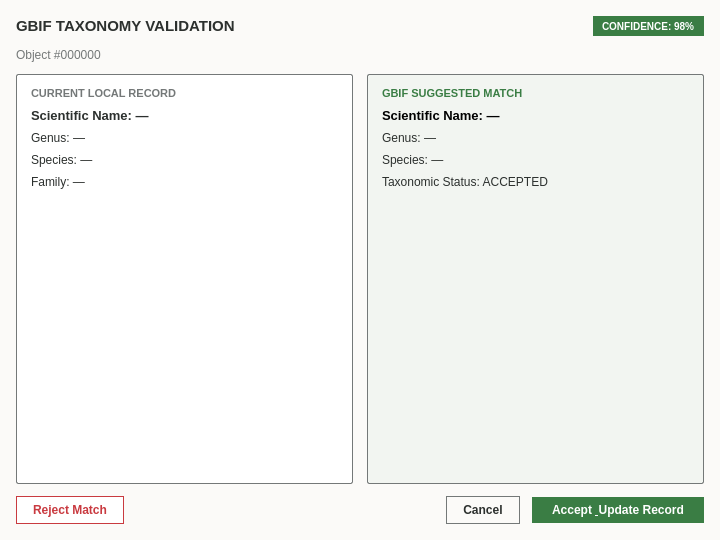
First picture: the form in qt designer/gbif_dialog.ui, repository Fr0lich/arbor, before the edit.
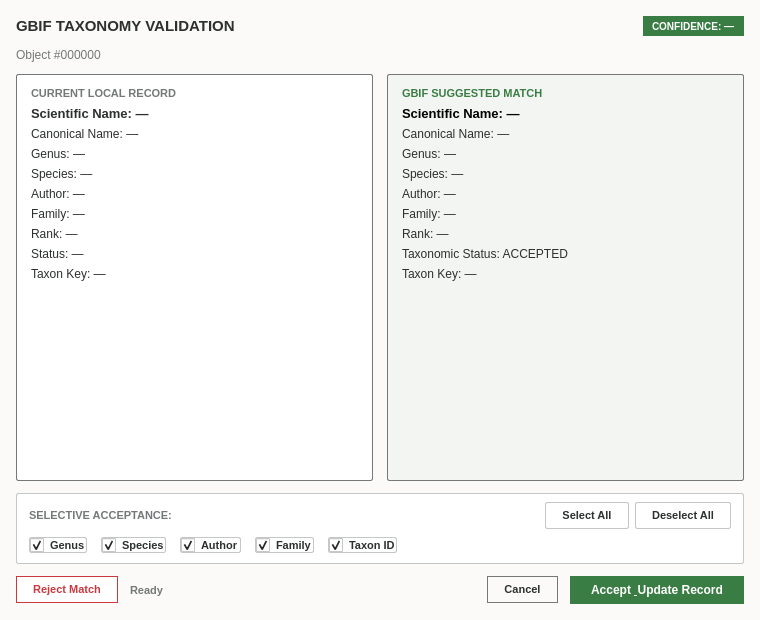
Second picture: the form after the edit.

```diff
--- a/qt designer/gbif_dialog.ui
+++ b/qt designer/gbif_dialog.ui
@@ -6,14 +6,14 @@
    <rect>
     <x>0</x>
     <y>0</y>
-    <width>720</width>
-    <height>540</height>
+    <width>760</width>
+    <height>620</height>
    </rect>
   </property>
   <property name="minimumSize">
    <size>
-    <width>600</width>
-    <height>420</height>
+    <width>660</width>
+    <height>520</height>
    </size>
   </property>
   <property name="windowTitle">
@@ -36,14 +36,23 @@
     color: #2c302e;
 }
 
+QCheckBox {
+    font-family: 'Courier New', 'JetBrains Mono', monospace;
+    font-size: 11px;
+    font-weight: bold;
+    color: #2c302e;
+    spacing: 6px;
+}
+
 QPushButton {
     background-color: #fbfaf8;
     color: #2c302e;
     border: 1px solid #747878;
     border-radius: 0px;
     padding: 6px 16px;
-    font-size: 12px;
-    font-weight: 600;
+    font-family: 'Courier New', 'JetBrains Mono', monospace;
+    font-size: 11px;
+    font-weight: bold;
 }
 QPushButton:hover {
     background-color: #e9ece5;
@@ -52,8 +61,11 @@
 QPushButton#btn_accept {
     background-color: #3a7d44;
     color: #ffffff;
-    border: none;
+    border: 1px solid #3a7d44;
     padding: 6px 20px;
+    font-family: 'Segoe UI', 'Inter', -apple-system, sans-serif;
+    font-size: 12px;
+    font-weight: bold;
 }
 QPushButton#btn_accept:hover {
     background-color: #2e6636;
@@ -116,7 +128,7 @@
         <string notr="true">background-color: #3a7d44; color: #ffffff; font-family: 'Courier New', 'JetBrains Mono', monospace; font-size: 10px; font-weight: bold; padding: 3px 6px;</string>
        </property>
        <property name="text">
-        <string>CONFIDENCE: 98%</string>
+        <string>CONFIDENCE: —</string>
        </property>
       </widget>
      </item>
@@ -147,7 +159,7 @@
        </property>
        <layout class="QVBoxLayout" name="cur_layout">
         <property name="spacing">
-         <number>8</number>
+         <number>6</number>
         </property>
         <property name="leftMargin">
          <number>14</number>
@@ -181,6 +193,16 @@
           </property>
          </widget>
         </item>
+        <item>
+         <widget class="QLabel" name="lbl_cur_canonical">
+          <property name="styleSheet">
+           <string notr="true">font-size: 12px; border: none;</string>
+          </property>
+          <property name="text">
+           <string>Canonical Name: —</string>
+          </property>
+         </widget>
+        </item>
         <item>
          <widget class="QLabel" name="lbl_cur_genus">
           <property name="styleSheet">
@@ -201,6 +223,16 @@
           </property>
          </widget>
         </item>
+        <item>
+         <widget class="QLabel" name="lbl_cur_author">
+          <property name="styleSheet">
+           <string notr="true">font-size: 12px; border: none;</string>
+          </property>
+          <property name="text">
+           <string>Author: —</string>
+          </property>
+         </widget>
+        </item>
         <item>
          <widget class="QLabel" name="lbl_cur_family">
           <property name="styleSheet">
@@ -211,6 +243,36 @@
           </property>
          </widget>
         </item>
+        <item>
+         <widget class="QLabel" name="lbl_cur_rank">
+          <property name="styleSheet">
+           <string notr="true">font-size: 12px; border: none;</string>
+          </property>
+          <property name="text">
+           <string>Rank: —</string>
+          </property>
+         </widget>
+        </item>
+        <item>
+         <widget class="QLabel" name="lbl_cur_status">
+          <property name="styleSheet">
+           <string notr="true">font-size: 12px; border: none;</string>
+          </property>
+          <property name="text">
+           <string>Status: —</string>
+          </property>
+         </widget>
+        </item>
+        <item>
+         <widget class="QLabel" name="lbl_cur_taxonkey">
+          <property name="styleSheet">
+           <string notr="true">font-size: 12px; border: none;</string>
+          </property>
+          <property name="text">
+           <string>Taxon Key: —</string>
+          </property>
+         </widget>
+        </item>
         <item>
          <spacer name="spacer_cur">
           <property name="orientation">
@@ -219,7 +281,7 @@
           <property name="sizeHint" stdset="0">
            <size>
             <width>20</width>
-            <height>40</height>
+            <height>20</height>
            </size>
           </property>
          </spacer>
@@ -237,7 +299,7 @@
        </property>
        <layout class="QVBoxLayout" name="gbif_layout">
         <property name="spacing">
-         <number>8</number>
+         <number>6</number>
         </property>
         <property name="leftMargin">
          <number>14</number>
@@ -271,6 +333,16 @@
           </property>
          </widget>
         </item>
+        <item>
+         <widget class="QLabel" name="lbl_gbif_canonical">
+          <property name="styleSheet">
+           <string notr="true">font-size: 12px; border: none;</string>
+          </property>
+          <property name="text">
+           <string>Canonical Name: —</string>
+          </property>
+         </widget>
+        </item>
         <item>
          <widget class="QLabel" name="lbl_gbif_genus">
           <property name="styleSheet">
@@ -291,6 +363,36 @@
           </property>
          </widget>
         </item>
+        <item>
+         <widget class="QLabel" name="lbl_gbif_author">
+          <property name="styleSheet">
+           <string notr="true">font-size: 12px; border: none;</string>
+          </property>
+          <property name="text">
+           <string>Author: —</string>
+          </property>
+         </widget>
+        </item>
+        <item>
+         <widget class="QLabel" name="lbl_gbif_family">
+          <property name="styleSheet">
+           <string notr="true">font-size: 12px; border: none;</string>
+          </property>
+          <property name="text">
+           <string>Family: —</string>
+          </property>
+         </widget>
+        </item>
+        <item>
+         <widget class="QLabel" name="lbl_gbif_rank">
+          <property name="styleSheet">
+           <string notr="true">font-size: 12px; border: none;</string>
+          </property>
+          <property name="text">
+           <string>Rank: —</string>
+          </property>
+         </widget>
+        </item>
         <item>
          <widget class="QLabel" name="lbl_gbif_status">
           <property name="styleSheet">
@@ -301,6 +403,16 @@
           </property>
          </widget>
         </item>
+        <item>
+         <widget class="QLabel" name="lbl_gbif_taxonkey">
+          <property name="styleSheet">
+           <string notr="true">font-size: 12px; border: none;</string>
+          </property>
+          <property name="text">
+           <string>Taxon Key: —</string>
+          </property>
+         </widget>
+        </item>
         <item>
          <spacer name="spacer_gbif">
           <property name="orientation">
@@ -309,7 +421,7 @@
           <property name="sizeHint" stdset="0">
            <size>
             <width>20</width>
-            <height>40</height>
+            <height>20</height>
            </size>
           </property>
          </spacer>
@@ -319,6 +431,165 @@
      </item>
     </layout>
    </item>
+   <item>
+    <widget class="QFrame" name="frame_selective">
+     <property name="styleSheet">
+      <string notr="true">background-color: #ffffff; border: 1px solid #c4c7c7; border-radius: 2px;</string>
+     </property>
+     <property name="frameShape">
+      <enum>QFrame::Shape::StyledPanel</enum>
+     </property>
+     <layout class="QVBoxLayout" name="selective_layout">
+      <property name="spacing">
+       <number>6</number>
+      </property>
+      <property name="leftMargin">
+       <number>12</number>
+      </property>
+      <property name="topMargin">
+       <number>8</number>
+      </property>
+      <property name="rightMargin">
+       <number>12</number>
+      </property>
+      <property name="bottomMargin">
+       <number>8</number>
+      </property>
+      <item>
+       <layout class="QHBoxLayout" name="selective_header_layout">
+        <item>
+         <widget class="QLabel" name="lbl_selective_hdr">
+          <property name="styleSheet">
+           <string notr="true">font-family: 'Courier New', 'JetBrains Mono', monospace; font-size: 11px; font-weight: bold; color: #747878; border: none;</string>
+          </property>
+          <property name="text">
+           <string>SELECTIVE ACCEPTANCE:</string>
+          </property>
+         </widget>
+        </item>
+        <item>
+         <spacer name="spacer_sel_hdr">
+          <property name="orientation">
+           <enum>Qt::Orientation::Horizontal</enum>
+          </property>
+          <property name="sizeHint" stdset="0">
+           <size>
+            <width>20</width>
+            <height>20</height>
+           </size>
+          </property>
+         </spacer>
+        </item>
+        <item>
+         <widget class="QPushButton" name="btn_select_all">
+          <property name="text">
+           <string>Select All</string>
+          </property>
+          <property name="cursor">
+           <cursorShape>PointingHandCursor</cursorShape>
+          </property>
+         </widget>
+        </item>
+        <item>
+         <widget class="QPushButton" name="btn_deselect_all">
+          <property name="text">
+           <string>Deselect All</string>
+          </property>
+          <property name="cursor">
+           <cursorShape>PointingHandCursor</cursorShape>
+          </property>
+         </widget>
+        </item>
+       </layout>
+      </item>
+      <item>
+       <layout class="QHBoxLayout" name="checkboxes_layout">
+        <property name="spacing">
+         <number>14</number>
+        </property>
+        <item>
+         <widget class="QCheckBox" name="chk_apply_genus">
+          <property name="text">
+           <string>Genus</string>
+          </property>
+          <property name="checked">
+           <bool>true</bool>
+          </property>
+          <property name="cursor">
+           <cursorShape>PointingHandCursor</cursorShape>
+          </property>
+         </widget>
+        </item>
+        <item>
+         <widget class="QCheckBox" name="chk_apply_species">
+          <property name="text">
+           <string>Species</string>
+          </property>
+          <property name="checked">
+           <bool>true</bool>
+          </property>
+          <property name="cursor">
+           <cursorShape>PointingHandCursor</cursorShape>
+          </property>
+         </widget>
+        </item>
+        <item>
+         <widget class="QCheckBox" name="chk_apply_author">
+          <property name="text">
+           <string>Author</string>
+          </property>
+          <property name="checked">
+           <bool>true</bool>
+          </property>
+          <property name="cursor">
+           <cursorShape>PointingHandCursor</cursorShape>
+          </property>
+         </widget>
+        </item>
+        <item>
+         <widget class="QCheckBox" name="chk_apply_family">
+          <property name="text">
+           <string>Family</string>
+          </property>
+          <property name="checked">
+           <bool>true</bool>
+          </property>
+          <property name="cursor">
+           <cursorShape>PointingHandCursor</cursorShape>
+          </property>
+         </widget>
+        </item>
+        <item>
+         <widget class="QCheckBox" name="chk_apply_taxon_id">
+          <property name="text">
+           <string>Taxon ID</string>
+          </property>
+          <property name="checked">
+           <bool>true</bool>
+          </property>
+          <property name="cursor">
+           <cursorShape>PointingHandCursor</cursorShape>
+          </property>
+         </widget>
+        </item>
+        <item>
+         <spacer name="spacer_chk">
+          <property name="orientation">
+           <enum>Qt::Orientation::Horizontal</enum>
+          </property>
+          <property name="sizeHint" stdset="0">
+           <size>
+            <width>20</width>
+            <height>20</height>
+           </size>
+          </property>
+         </spacer>
+        </item>
+       </layout>
+      </item>
+     </layout>
+    </widget>
+   </item>
    <item>
     <layout class="QHBoxLayout" name="footer_layout">
      <item>
@@ -331,6 +602,16 @@
        </property>
       </widget>
      </item>
+     <item>
+      <widget class="QLabel" name="lbl_status">
+       <property name="styleSheet">
+        <string notr="true">font-family: 'Courier New', 'JetBrains Mono', monospace; font-size: 11px; color: #747878; font-weight: bold;</string>
+       </property>
+       <property name="text">
+        <string>Ready</string>
+       </property>
+      </widget>
+     </item>
      <item>
       <spacer name="spacer_footer">
        <property name="orientation">
```
